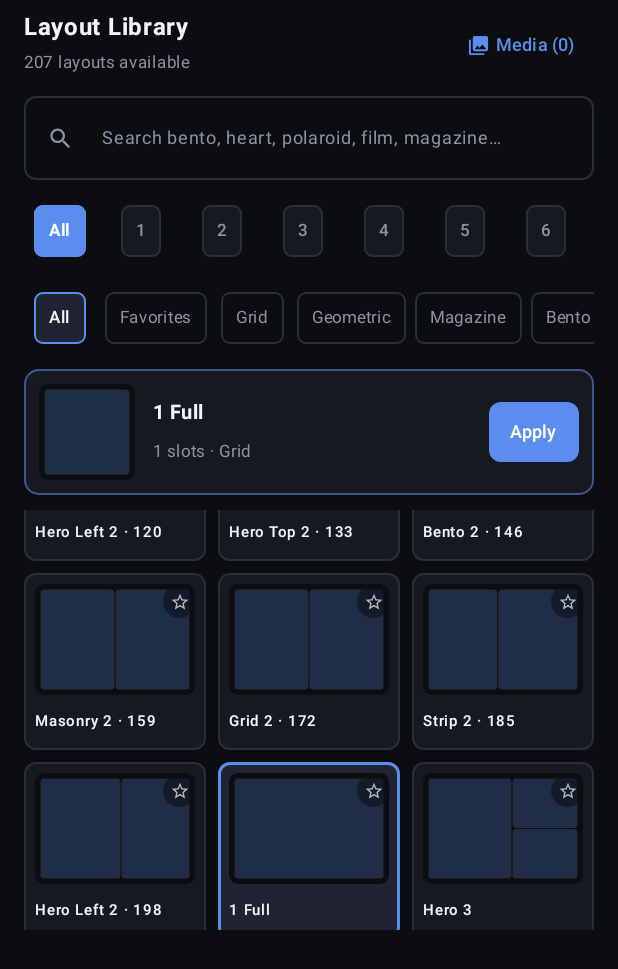
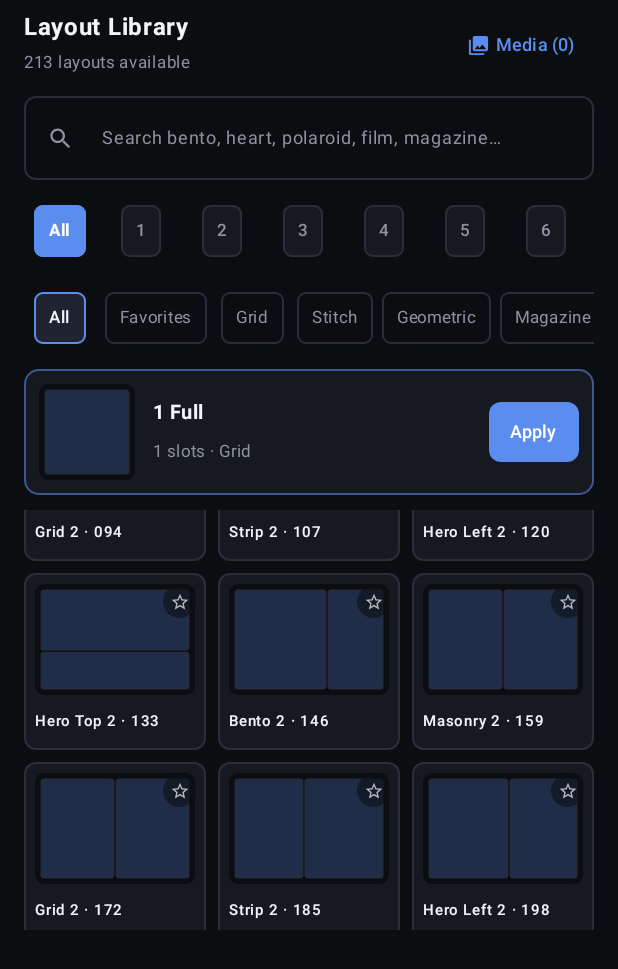
Before and after one commit to darkmode-studio/scrollgrid-studio, an Android app built with Jetpack Compose: the composable LayoutPickerSheetContent called with empty values, scrolled down 588 dp, on a phone screen of 412 x 824 dp. Shown: the top 969 px of the screen. Run offline under Robolectric (Android 15) with nearby library versions, the phone set to English and light mode, and no system bars.

Commit message:
Add Stitch collage layouts (vertical/horizontal strips) and quick Zoom + / Center crop chips

```diff
--- a/app/src/main/java/com/darkmode/scrollgridstudio/model/CollageModels.kt
+++ b/app/src/main/java/com/darkmode/scrollgridstudio/model/CollageModels.kt
@@ -43,6 +43,12 @@ enum class LayoutStyle(val label: String, val slotCount: Int, val category: Stri
     GRID_5("Mosaic 5", 5, "Masonry"),
     GRID_6("2x3 Grid", 6, "Masonry"),
     GRID_9("3x3 Grid", 9, "Masonry"),
+    STITCH_V_2("Stitch V 2", 2, "Stitch"),
+    STITCH_V_3("Stitch V 3", 3, "Stitch"),
+    STITCH_V_4("Stitch V 4", 4, "Stitch"),
+    STITCH_H_2("Stitch H 2", 2, "Stitch"),
+    STITCH_H_3("Stitch H 3", 3, "Stitch"),
+    STITCH_H_4("Stitch H 4", 4, "Stitch"),
     LAYOUT_016("Grid 2 · 016", 2, "Classic", 1),
     LAYOUT_017("Strip 3 · 017", 3, "Editorial", 2),
     LAYOUT_018("Hero Left 4 · 018", 4, "Hero", 3),
@@ -309,6 +315,14 @@ enum class LayoutStyle(val label: String, val slotCount: Int, val category: Stri
             val c = idx % 3
             SlotRect(c / 3f, r / 3f, 1f / 3f, 1f / 3f)
         }
+        STITCH_V_2, STITCH_V_3, STITCH_V_4 -> (0 until slotCount).map { idx ->
+            val h = 1f / slotCount
+            SlotRect(0f, idx * h, 1f, h)
+        }
+        STITCH_H_2, STITCH_H_3, STITCH_H_4 -> (0 until slotCount).map { idx ->
+            val w = 1f / slotCount
+            SlotRect(idx * w, 0f, w, 1f)
+        }
         else -> generatedSlotRects()
     }
 
@@ -360,6 +374,7 @@ fun LayoutStyle.pickerCategory(): String = when {
     category.equals("Bento", ignoreCase = true) || this == LayoutStyle.BENTO_4 -> "Bento"
     category.equals("Editorial", ignoreCase = true) -> "Magazine"
     category.equals("Masonry", ignoreCase = true) -> "Scrapbook"
+    category.equals("Stitch", ignoreCase = true) -> "Stitch"
     category.equals("Hero", ignoreCase = true) -> "Asymmetric"
     else -> "Grid"
 }
--- a/app/src/main/java/com/darkmode/scrollgridstudio/ui/LayoutPickerSheet.kt
+++ b/app/src/main/java/com/darkmode/scrollgridstudio/ui/LayoutPickerSheet.kt
@@ -36,7 +36,7 @@ import com.darkmode.scrollgridstudio.model.pickerCategory
 import com.darkmode.scrollgridstudio.ui.theme.LocalScrollGridPalette
 
 private val LayoutCategories = listOf(
-    "All", "Favorites", "Grid", "Geometric", "Magazine", "Bento", "Film-Strip", "Polaroid", "Scrapbook", "Asymmetric"
+    "All", "Favorites", "Grid", "Stitch", "Geometric", "Magazine", "Bento", "Film-Strip", "Polaroid", "Scrapbook", "Asymmetric"
 )
 
 @Composable
--- a/app/src/main/java/com/darkmode/scrollgridstudio/ui/StudioScreen.kt
+++ b/app/src/main/java/com/darkmode/scrollgridstudio/ui/StudioScreen.kt
@@ -1036,6 +1036,12 @@ fun StudioScreen(
                     ContextChip(Icons.Default.Flip, "Flip") {
                         updateSelectedMedia { it.copy(flipHorizontal = !it.flipHorizontal) }
                     }
+                    ContextChip(Icons.Default.ZoomIn, "Zoom +") {
+                        updateSelectedMedia { it.copy(scale = (it.scale * 1.2f).coerceIn(0.5f, 4f)) }
+                    }
+                    ContextChip(Icons.Default.FilterCenterFocus, "Center") {
+                        updateSelectedMedia { it.copy(panX = 0f, panY = 0f) }
+                    }
                     ContextChip(Icons.Default.RestartAlt, "Reset") {
                         updateSelectedMedia { it.copy(scale = 1f, panX = 0f, panY = 0f, rotationDeg = 0f, flipHorizontal = false, fitInside = false) }
                     }
```
